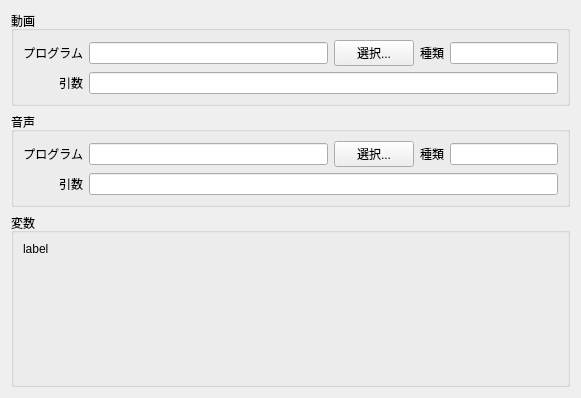
Qt form playeredit.ui (bookdraft/QPeerCastYP) before a commit.
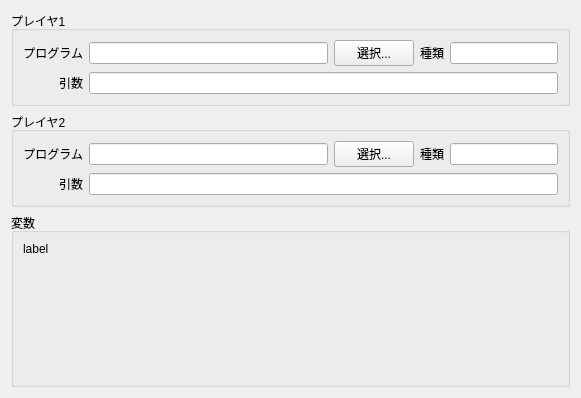
The same form after that commit.

Commit message: 内部で扱えるプレイヤ設定数の制限を無くした

Patch:
```diff
--- a/playeredit.ui
+++ b/playeredit.ui
@@ -23,7 +23,7 @@
       </sizepolicy>
      </property>
      <property name="title">
-      <string>動画</string>
+      <string>プレイヤ1</string>
      </property>
      <property name="flat">
       <bool>false</bool>
@@ -100,7 +100,7 @@
       </sizepolicy>
      </property>
      <property name="title">
-      <string>音声</string>
+      <string>プレイヤ2</string>
      </property>
      <property name="flat">
       <bool>false</bool>
```
The commit also changes 8 other files.
